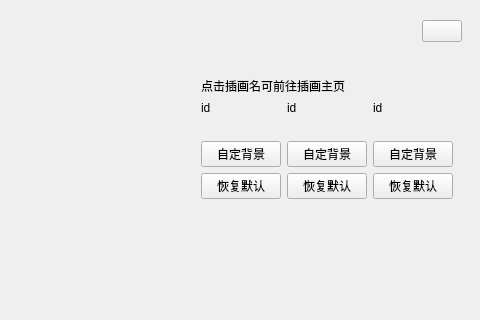
Before: the Qt Designer form Main_Window_UI.ui in MIkumikumi0116/WHUT-Helper, drawn with Qt 5; both pictures show x 520 to 1000 and y 0 to 320 of the 1000 by 800 pixel window.
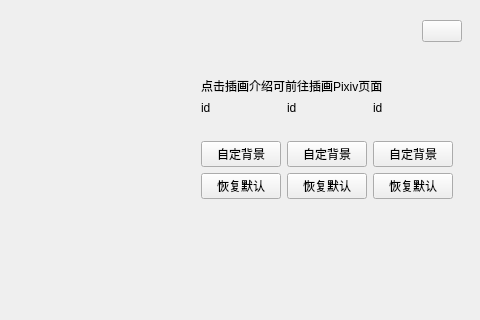
After: the same form once the commit is applied. The open tabs and pages were chosen to show the change. Icons and pictures are not drawn.

Commit message: 规范措辞

Diff of the .ui file:
```diff
--- a/Main_Window_UI.ui
+++ b/Main_Window_UI.ui
@@ -466,7 +466,7 @@
              <item>
               <widget class="QLabel" name="Illustrator_ID_Label">
                <property name="text">
-                <string>点击插画名可前往插画主页</string>
+                <string>点击插画介绍可前往插画Pixiv页面</string>
                </property>
               </widget>
              </item>
```
The commit also changes 2 other files.
